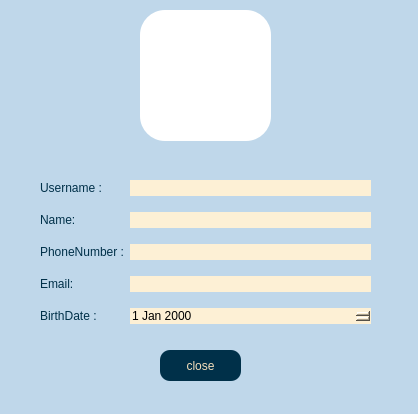
Before: the Qt Designer form client/profile.ui in AP-projects-4001/jan-ghahve, drawn with Qt 5.
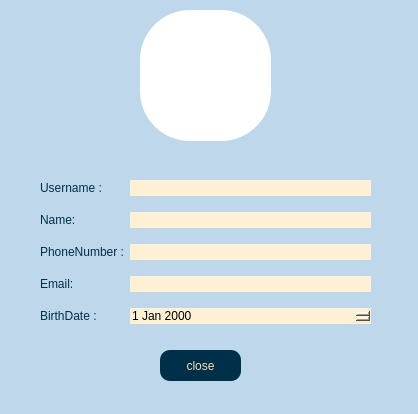
After: the same form once the commit is applied.

```diff
--- a/client/profile.ui
+++ b/client/profile.ui
@@ -172,7 +172,7 @@
    </property>
    <property name="styleSheet">
     <string notr="true">background-color:white;
-border-radius: 25px;</string>
+border-radius: 50%;</string>
    </property>
    <property name="text">
     <string/>
```
